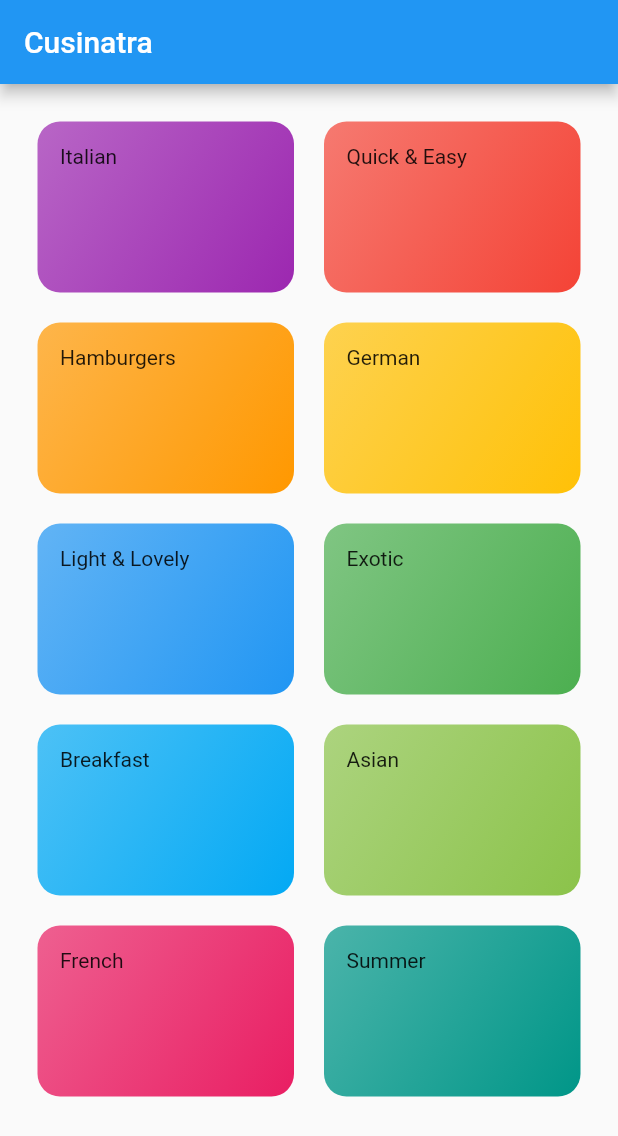
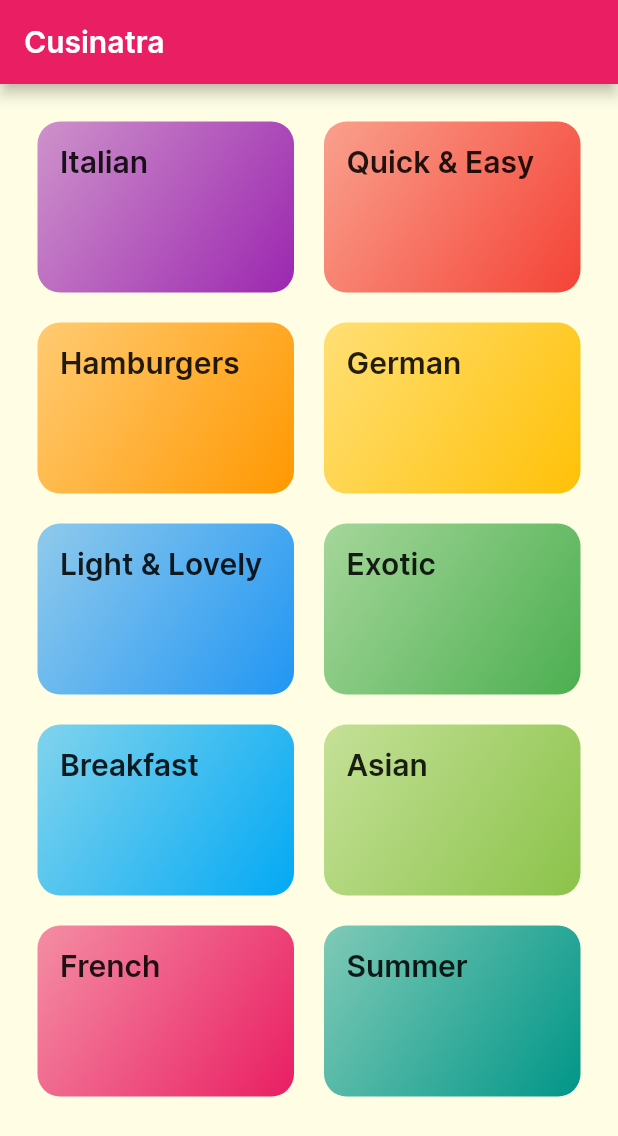
Before and after one commit to Damovetsky/cusinatra-recipebook, a Flutter app: the screen it shows after launch, on a phone screen of 412 x 824 dp. Shown: the top 1136 px of the screen. Run offline on Flutter 3.47's test engine with Material 2 defaults, Android fonts, the phone set to English and light mode, and no system bars.

Commit message:
Added fonts and changed colors a bit
tried Inter font

```diff
--- a/lib/category_item.dart
+++ b/lib/category_item.dart
@@ -10,11 +10,14 @@ class CategoryItem extends StatelessWidget {
   Widget build(BuildContext context) {
     return Container(
       padding: const EdgeInsets.all(15),
-      child: Text(title),
+      child: Text(
+        title,
+        style: Theme.of(context).textTheme.headline6,
+      ),
       decoration: BoxDecoration(
         gradient: LinearGradient(
           colors: [
-            color.withOpacity(0.7),
+            color.withOpacity(0.5),
             color,
           ],
           begin: Alignment.topLeft,
--- a/lib/main.dart
+++ b/lib/main.dart
@@ -10,7 +10,22 @@ class MyApp extends StatelessWidget {
     return MaterialApp(
       title: 'DeliMeals',
       theme: ThemeData(
-        primarySwatch: Colors.blue,
+        primarySwatch: Colors.pink,
+        canvasColor: Color.fromRGBO(255, 254, 229, 1),
+        fontFamily: 'Raleway',
+        textTheme: ThemeData.light().textTheme.copyWith(
+              headline1: TextStyle(
+                color: Color.fromRGBO(20, 51, 51, 1),
+              ),
+              headline2: TextStyle(
+                color: Color.fromRGBO(20, 51, 51, 1),
+              ),
+              headline6: TextStyle(
+                fontSize: 20,
+                fontFamily: 'Inter',
+                fontWeight: FontWeight.w600,
+              ),
+            ),
       ),
       home: CategoriesScreen(),
     );
```
Also changed, not shown: pubspec.yaml (+17 -6 lines), assets/fonts/Inter-Black.ttf (added), assets/fonts/Inter-Bold.ttf (added), assets/fonts/Inter-ExtraBold.ttf (added), assets/fonts/Inter-ExtraLight.ttf (added), assets/fonts/Inter-Light.ttf (added), assets/fonts/Inter-Medium.ttf (added), assets/fonts/Inter-Regular.ttf (added), assets/fonts/Inter-SemiBold.ttf (added), assets/fonts/Inter-Thin.ttf (added), assets/fonts/Raleway-Black.ttf (added), assets/fonts/Raleway-Bold.ttf (added), assets/fonts/Raleway-Regular.ttf (added), assets/fonts/RobotoCondensed-Bold.ttf (added), 3 more files.
